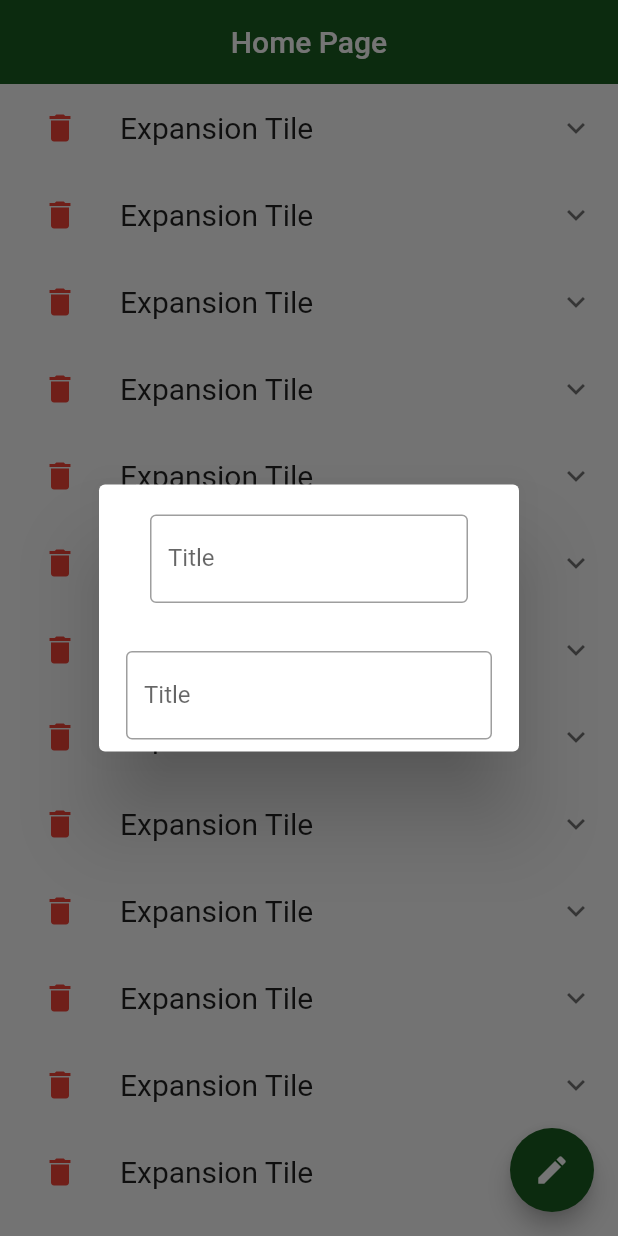
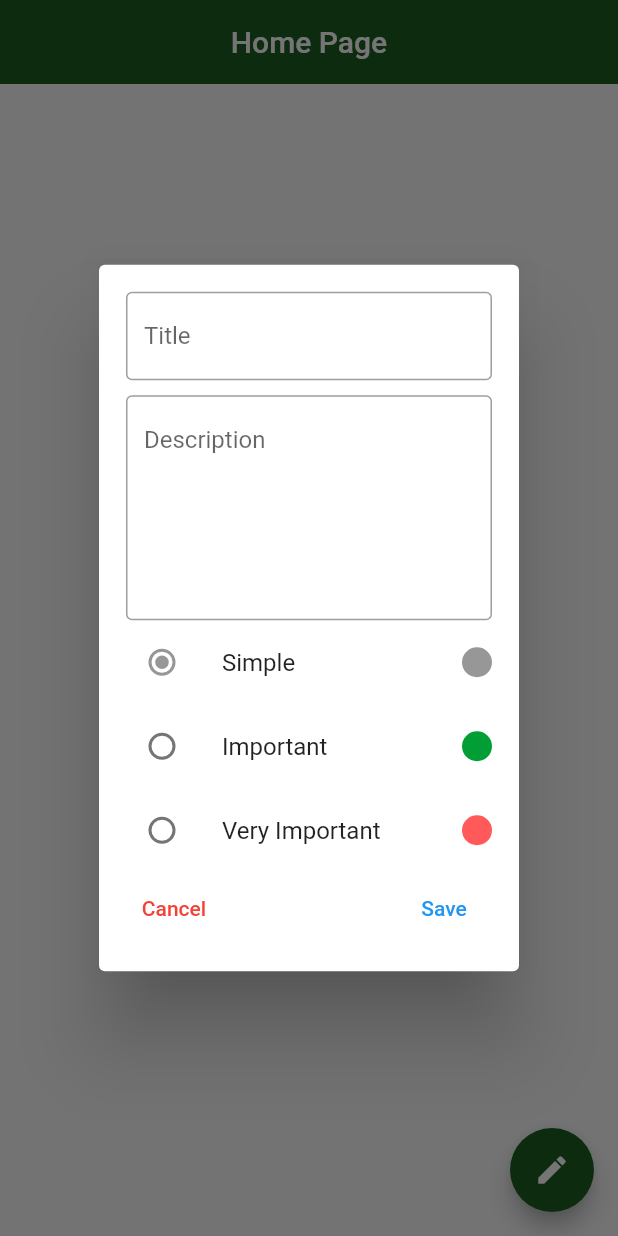
Before and after one commit to Abdullohali/Todo-List, a Flutter app: the screen it shows after launch, after a tap on the "edit" icon, on a phone screen of 412 x 824 dp. Run offline on Flutter 3.47's test engine with Material 2 defaults, Android fonts, the phone set to English and light mode, and no system bars; our stand-ins replace bloc, flutter_bloc, hive, hive_flutter, shared_preferences; accounts and stored records are empty.

Commit message:
hive add and app almost done

```diff
--- /dev/null
+++ b/lib/Bloc/cubit/todo_cubit.dart
@@ -0,0 +1,48 @@
+import 'package:bloc/bloc.dart';
+import 'package:flutter/material.dart';
+import 'package:hive/hive.dart';
+import 'package:meta/meta.dart';
+import 'package:shared_preferences/shared_preferences.dart';
+
+part 'todo_state.dart';
+
+class TodoCubit extends Cubit<TodoState> {
+  TodoCubit() : super(TodoInitial());
+  int value = 0;
+  TextEditingController titleController = TextEditingController();
+  TextEditingController descriptionController = TextEditingController();
+
+  List should = ['Simple', 'Important', 'Very Important'];
+  List radioColors = [0xff979797, 0xff019e36, 0xffff5959];
+
+  onPressedAdd() async {
+    await Hive.box('title').add(titleController.text);
+    await Hive.box('description').add(descriptionController.text);
+    await Hive.box('tileColor').add(value == 0
+        ? 0xff979797
+        : value == 1
+            ? 0xff019e36
+            : 0xffff5959);
+    print(Hive.box('title').getAt(0).toString());
+    print(Hive.box('description').getAt(0).toString());
+    print(Hive.box('tileColor').getAt(0).toString());
+    titleController.clear();
+    descriptionController.clear();
+
+    descriptionController.clear();
+
+    emit(TodoInitial());
+  }
+
+  onPressedDelete(int index) async {
+    await Hive.box('title').deleteAt(index);
+    await Hive.box('description').deleteAt(index);
+    await Hive.box('tileColor').deleteAt(index);
+    emit(TodoInitial());
+  }
+
+  void changeValue(int neValue) {
+    value = neValue;
+    emit(TodoInitial());
+  }
+}
--- /dev/null
+++ b/lib/Bloc/cubit/todo_state.dart
@@ -0,0 +1,6 @@
+part of 'todo_cubit.dart';
+
+@immutable
+abstract class TodoState {}
+
+class TodoInitial extends TodoState {}
--- a/lib/main.dart
+++ b/lib/main.dart
@@ -1,7 +1,25 @@
 import 'package:flutter/material.dart';
+import 'package:flutter_bloc/flutter_bloc.dart';
+import 'package:hive/hive.dart';
+import 'package:hive_flutter/hive_flutter.dart';
+
+import 'package:todoapp/Bloc/cubit/todo_cubit.dart';
 import 'package:todoapp/screens/home_page.dart';
 
-void main() => runApp(MyApp());
+void main() async {
+  await Hive.initFlutter();
+  await Hive.openBox('title');
+  await Hive.openBox('description');
+  await Hive.openBox('tileColor');
+  runApp(MultiBlocProvider(
+    providers: [
+      BlocProvider(
+        create: (context) => TodoCubit(),
+      ),
+    ],
+    child: MyApp(),
+  ));
+}
 
 class MyApp extends StatelessWidget {
   @override
--- a/lib/screens/home_page.dart
+++ b/lib/screens/home_page.dart
@@ -1,14 +1,27 @@
 import 'package:flutter/material.dart';
+import 'package:flutter_bloc/flutter_bloc.dart';
+import 'package:hive/hive.dart';
 import 'package:shared_preferences/shared_preferences.dart';
+import 'package:todoapp/Bloc/cubit/todo_cubit.dart';
+
+import '../widgets/floating_action_button.dart';
 
 class HomePage extends StatelessWidget {
   HomePage({Key? key}) : super(key: key);
-  List titles = [];
-  List descriptions = [];
+
+  int value = 1;
+
+  List a = [];
+
+
   @override
   Widget build(BuildContext context) {
     return Scaffold(
-      body: NestedScrollView(
+      resizeToAvoidBottomInset: false,
+      body: BlocBuilder<TodoCubit, TodoState>(
+        builder: (context, state) {
+
+          return NestedScrollView(
             floatHeaderSlivers: true,
             headerSliverBuilder: (context, innerBoxIsScrolled) => [
               SliverAppBar(
@@ -24,65 +37,40 @@ class HomePage extends StatelessWidget {
               physics: const NeverScrollableScrollPhysics(),
               itemBuilder: (_, __) {
                 return ExpansionTile(
-              title: const Text(
-                'Expansion Tile',
-                style: TextStyle(fontSize: 20),
+                  textColor: Colors.black,
+                  collapsedTextColor: Colors.black,
+                  tilePadding: const EdgeInsets.symmetric(horizontal: 5),
+                  collapsedBackgroundColor:
+                      Color(Hive.box('tileColor').getAt(__) ?? 0xff979797),
+                  backgroundColor:
+                      Color(Hive.box('tileColor').getAt(__) ?? 0xff979797),
+                  title: Text(
+                    Hive.box('title').getAt(__).toString(),
+                    style: const TextStyle(fontSize: 20),
                   ),
                   leading: IconButton(
                       icon: const Icon(Icons.delete, color: Colors.red),
-                onPressed: () {},
-              ),
-              children: const [
+                      onPressed: () {
+                        context.read<TodoCubit>().onPressedDelete(__);
+                      }),
+                  children: [
                     Padding(
-                  padding: EdgeInsets.symmetric(horizontal: 20, vertical: 5),
+                      padding:
+                        const  EdgeInsets.symmetric(horizontal: 20, vertical: 5),
                       child: Text(
-                    "Expansion Tile,Expansion Tile,Expansion Tile,Expansion Tile,Expansion Tile,Expansion Tile,Expansion Tile,Expansion Tile,Expansion Tile,Expansion Tile,Expansion Tile,Expansion Tile,Expansion Tile,Expansion Tile,Expansion Tile,Expansion Tile,Expansion Tile,Expansion Tile,Expansion Tile,Expansion Tile,Expansion Tile,Expansion Tile,Expansion Tile,Expansion Tile,Expansion Tile,Expansion Tile,Expansion Tile,Expansion Tile,Expansion Tile,",
-                    style: TextStyle(fontSize: 18),
+                        Hive.box('description').getAt(__).toString(),
+                        style:const TextStyle(fontSize: 18),
                       ),
                     ),
                   ],
                 );
               },
-          itemCount: 30,
-        ),
-      ),
-      floatingActionButton: FloatingActionButton(
-        onPressed: () {
-          showDialog(
-              context: context,
-              builder: (context) {
-                return AlertDialog(
-                  content: Padding(
-                    padding: const EdgeInsets.symmetric(horizontal: 10),
-                    child: TextFormField(
-                      decoration: const InputDecoration(
-                        border: OutlineInputBorder(),
-                        labelText: 'Title',
-                      ),
-                    ),
-                  ),
-                  actions: [
-                    Padding(
-                      padding: const EdgeInsets.symmetric(horizontal: 10),
-                      child: TextFormField(
-                        decoration: const InputDecoration(
-                          border: OutlineInputBorder(),
-                          labelText: 'Title',
-                        ),
-                      ),
-                    ),
-                  ],
-                );
-              });
-        },
-        child: const Icon(Icons.edit),
-        backgroundColor: Colors.green[900],
+              itemCount: Hive.box('description').length,
             ),
           );
-  }
-
-  getPreference() async {
-    final prefs = await SharedPreferences.getInstance();
-    await prefs.setStringList('title', []);
+        },
+      ),
+      floatingActionButton: floatingActionButton(context, value),
+    );
   }
 }
--- /dev/null
+++ b/lib/widgets/floating_action_button.dart
@@ -0,0 +1,120 @@
+import 'package:flutter/material.dart';
+import 'package:shared_preferences/shared_preferences.dart';
+import 'package:flutter_bloc/flutter_bloc.dart';
+import 'package:todoapp/Bloc/cubit/todo_cubit.dart';
+
+FloatingActionButton floatingActionButton(
+  BuildContext context,
+  int _value,
+) {
+  return FloatingActionButton(
+    onPressed: () {
+      showDialog(
+          context: context,
+          builder: (context) {
+            return AlertDialog(
+              scrollable: true,
+              contentPadding: EdgeInsets.zero,
+              actions: [
+                Padding(
+                  padding:
+                      const EdgeInsets.symmetric(horizontal: 10, vertical: 10),
+                  child: BlocBuilder<TodoCubit, TodoState>(
+                    builder: (context, state) {
+                      return Column(
+                        crossAxisAlignment: CrossAxisAlignment.start,
+                        children: [
+                          TextFormField(
+                            controller:
+                                context.watch<TodoCubit>().titleController,
+                            decoration: const InputDecoration(
+                              border: OutlineInputBorder(),
+                              labelText: 'Title',
+                            ),
+                          ),
+                          const SizedBox(height: 10),
+                          SizedBox(
+                            height: 150,
+                            child: TextFormField(
+                              controller: context
+                                  .watch<TodoCubit>()
+                                  .descriptionController,
+                              maxLines: 20,
+                              keyboardType: TextInputType.emailAddress,
+                              autofocus: false,
+                              // Setting this attribute to true does the trick
+                              style: const TextStyle(
+                                fontWeight: FontWeight.normal,
+                              ),
+                              decoration: const InputDecoration(
+                                hintText: 'Description',
+                                border: OutlineInputBorder(),
+                              ),
+                            ),
+                          ),
+                          for (int i = 0; i <= 2; i++)
+                            SizedBox(
+                              width: double.infinity,
+                              child: ListTile(
+                                contentPadding: EdgeInsets.zero,
+                                title: Text(
+                                  context.read<TodoCubit>().should[i],
+                                  style: Theme.of(context)
+                                      .textTheme
+                                      .subtitle1!
+                                      .copyWith(),
+                                ),
+                                trailing: CircleAvatar(
+                                  backgroundColor: Color(
+                                    context.read<TodoCubit>().radioColors[i],
+                                  ),
+                                  radius: 10,
+                                ),
+                                leading: Radio(
+                                    value: i,
+                                    groupValue:
+                                        context.watch<TodoCubit>().value,
+                                    activeColor: Color(
+                                      context.read<TodoCubit>().radioColors[i],
+                                    ),
+                                    onChanged: (e) {
+                                      context
+                                          .read<TodoCubit>()
+                                          .changeValue(int.parse(e.toString()));
+                                    }),
+                              ),
+                            ),
+                          Row(
+                            mainAxisAlignment: MainAxisAlignment.spaceBetween,
+                            children: [
+                              TextButton(
+                                child: const Text('Cancel'),
+                                style:
+                                    TextButton.styleFrom(primary: Colors.red),
+                                onPressed: () {
+                                  Navigator.pop(context);
+                                },
+                              ),
+                              TextButton(
+                                  child: const Text('Save'),
+                                  style: TextButton.styleFrom(
+                                      primary: Colors.blue),
+                                  onPressed: () {
+                                    context.read<TodoCubit>().onPressedAdd(
+                                  );
+                                  }),
+                            ],
+                          )
+                        ],
+                      );
+                    },
+                  ),
+                ),
+              ],
+            );
+          });
+    },
+    child: const Icon(Icons.edit),
+    backgroundColor: Colors.green[900],
+  );
+}
--- a/pubspec.yaml
+++ b/pubspec.yaml
@@ -35,6 +35,11 @@ dependencies:
   # Use with the CupertinoIcons class for iOS style icons.
   cupertino_icons: ^1.0.2
   shared_preferences: ^2.0.15
+  bloc: ^8.0.3
+  flutter_bloc: ^8.0.1
+  screen_utils: ^0.0.1
+  hive: ^2.2.1
+  hive_flutter: ^1.1.0
 
 dev_dependencies:
   flutter_test:
```
Also changed, not shown: pubspec.lock. Lines whose indentation alone changed are shown as unchanged.
